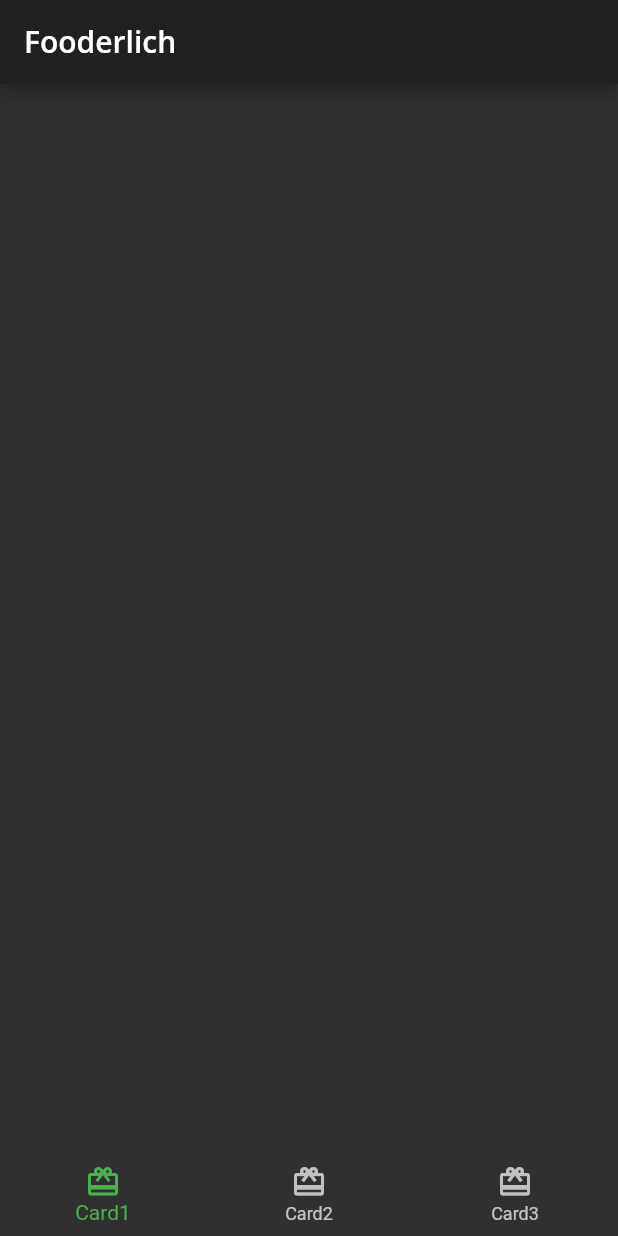
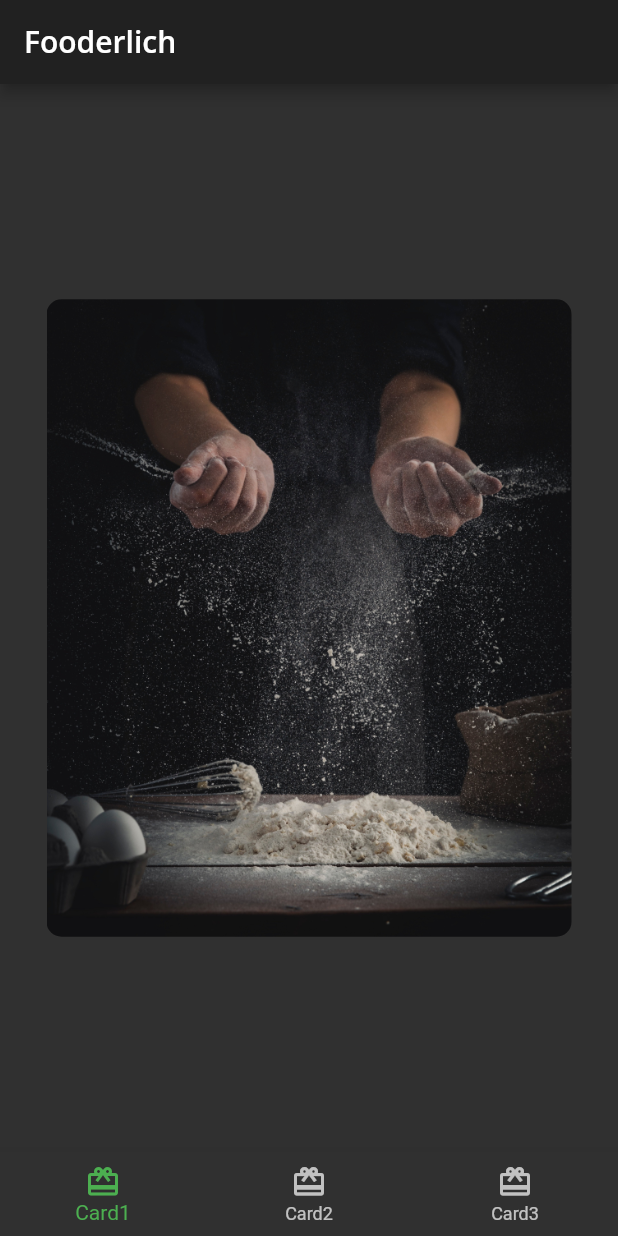
Before and after one commit to Kvaara/flutter_fooderlich_app, a Flutter app: the screen it shows after launch, on a phone screen of 412 x 824 dp. Run offline on Flutter 3.47's test engine with Material 2 defaults, Android fonts, the phone set to English and light mode, and no system bars; our stand-ins replace google_fonts.

Commit message:
Added a DecorationImage to the Card1 and added some additional styling like padding, constraints and a border radius.

```diff
--- a/lib/card1.dart
+++ b/lib/card1.dart
@@ -11,7 +11,22 @@ class Card1 extends StatelessWidget {
   @override
   Widget build(BuildContext context) {
     return Center(
-      child: Container(),
+      child: Container(
+        padding: const EdgeInsets.all(16.0),
+        constraints: const BoxConstraints.expand(
+          width: 350,
+          height: 425,
+        ),
+        decoration: const BoxDecoration(
+          image: DecorationImage(
+            image: AssetImage("assets/mag1.png"),
+            fit: BoxFit.cover,
+          ),
+          borderRadius: BorderRadius.all(
+            Radius.circular(10.0),
+          ),
+        ),
+      ),
     );
   }
 }
--- a/pubspec.yaml
+++ b/pubspec.yaml
@@ -57,9 +57,8 @@ flutter:
   uses-material-design: true
 
   # To add assets to your application, add an assets section, like this:
-  # assets:
-  #   - images/a_dot_burr.jpeg
-  #   - images/a_dot_ham.jpeg
+  assets:
+    - assets/
 
   # An image asset can refer to one or more resolution-specific "variants", see
   # https://flutter.dev/assets-and-images/#resolution-aware.
```
Also changed, not shown: assets/mag1.png (added), assets/mag2.png (added), assets/mag3.png (added), assets/mag4.png (added), assets/mag5.png (added).
